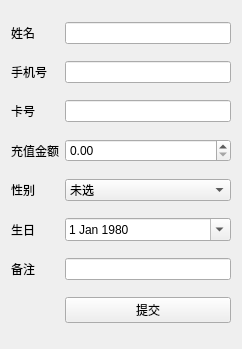
First picture: the form in ui/add_person_ui.ui, repository realjackwang/DataManager, before the edit.
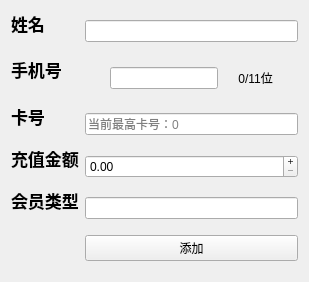
Second picture: the form after the edit. Icons and pictures are not drawn.

The edit to the form file:
```diff
--- a/ui/add_person_ui.ui
+++ b/ui/add_person_ui.ui
@@ -6,68 +6,59 @@
    <rect>
     <x>0</x>
     <y>0</y>
-    <width>242</width>
-    <height>349</height>
+    <width>309</width>
+    <height>282</height>
    </rect>
   </property>
   <property name="windowTitle">
    <string>添加会员</string>
   </property>
   <layout class="QGridLayout" name="gridLayout">
-   <item row="2" column="2">
-    <widget class="QLabel" name="label_8">
-     <property name="text">
-      <string>卡号</string>
+   <item row="3" column="3">
+    <widget class="QLineEdit" name="lineEdit_2">
+     <property name="placeholderText">
+      <string>当前最高卡号：0</string>
      </property>
     </widget>
    </item>
-   <item row="2" column="3">
-    <widget class="QLineEdit" name="lineEdit_2"/>
-   </item>
-   <item row="1" column="2">
-    <widget class="QLabel" name="label_7">
+   <item row="4" column="2">
+    <widget class="QLabel" name="label_3">
      <property name="text">
-      <string>手机号</string>
-     </property>
-    </widget>
-   </item>
-   <item row="0" column="2">
-    <widget class="QLabel" name="label">
-     <property name="text">
-      <string>姓名</string>
+      <string>&lt;html&gt;&lt;head/&gt;&lt;body&gt;&lt;p&gt;&lt;img src=&quot;:/main/充值.png&quot; width=&quot;30&quot; height=&quot;30&quot;/&gt;&lt;span style=&quot; font-size:20pt; font-weight:600; vertical-align:super;&quot;&gt;充值金额&lt;/span&gt;&lt;/p&gt;&lt;/body&gt;&lt;/html&gt;</string>
      </property>
     </widget>
    </item>
    <item row="5" column="2">
     <widget class="QLabel" name="label_2">
      <property name="text">
-      <string>生日</string>
+      <string>&lt;html&gt;&lt;head/&gt;&lt;body&gt;&lt;p&gt;&lt;img src=&quot;:/main/充值.png&quot; width=&quot;30&quot; height=&quot;30&quot;/&gt;&lt;span style=&quot; font-size:20pt; font-weight:600; vertical-align:super;&quot;&gt;会员类型&lt;/span&gt;&lt;/p&gt;&lt;/body&gt;&lt;/html&gt;</string>
      </property>
     </widget>
    </item>
-   <item row="4" column="2">
-    <widget class="QLabel" name="label_6">
-     <property name="text">
-      <string>性别</string>
-     </property>
-    </widget>
-   </item>
-   <item row="7" column="3">
+   <item row="6" column="3">
     <widget class="QPushButton" name="pushButton">
-     <property name="text">
-      <string>提交</string>
+     <property name="cursor">
+      <cursorShape>PointingHandCursor</cursorShape>
      </property>
-    </widget>
-   </item>
-   <item row="3" column="2">
-    <widget class="QLabel" name="label_3">
      <property name="text">
-      <string>充值金额</string>
+      <string>添加</string>
      </property>
     </widget>
    </item>
-   <item row="3" column="3">
+   <item row="4" column="3">
     <widget class="QDoubleSpinBox" name="doubleSpinBox">
+     <property name="cursor">
+      <cursorShape>IBeamCursor</cursorShape>
+     </property>
+     <property name="buttonSymbols">
+      <enum>QAbstractSpinBox::PlusMinus</enum>
+     </property>
+     <property name="prefix">
+      <string/>
+     </property>
+     <property name="minimum">
+      <double>0.000000000000000</double>
+     </property>
      <property name="maximum">
       <double>1000000000.000000000000000</double>
      </property>
@@ -76,67 +67,80 @@
      </property>
     </widget>
    </item>
-   <item row="6" column="2">
-    <widget class="QLabel" name="label_9">
+   <item row="0" column="2">
+    <widget class="QLabel" name="label">
      <property name="text">
-      <string>备注</string>
+      <string>&lt;html&gt;&lt;head/&gt;&lt;body&gt;&lt;p&gt;&lt;img src=&quot;:/main/姓名.png&quot; width=&quot;30&quot; height=&quot;30&quot;/&gt;&lt;span style=&quot; font-size:20pt; font-weight:600; vertical-align:super;&quot;&gt;姓名&lt;/span&gt;&lt;/p&gt;&lt;/body&gt;&lt;/html&gt;</string>
+     </property>
+    </widget>
+   </item>
+   <item row="5" column="3">
+    <widget class="QLineEdit" name="lineEdit_3">
+     <property name="text">
+      <string/>
+     </property>
+    </widget>
+   </item>
+   <item row="3" column="2">
+    <widget class="QLabel" name="label_8">
+     <property name="text">
+      <string>&lt;html&gt;&lt;head/&gt;&lt;body&gt;&lt;p&gt;&lt;img src=&quot;:/main/卡号.png&quot; width=&quot;30&quot; height=&quot;30&quot;/&gt;&lt;span style=&quot; font-size:20pt; font-weight:600; vertical-align:super;&quot;&gt;卡号&lt;/span&gt;&lt;/p&gt;&lt;/body&gt;&lt;/html&gt;</string>
      </property>
     </widget>
    </item>
    <item row="0" column="3">
     <widget class="QLineEdit" name="lineEdit"/>
    </item>
-   <item row="4" column="3">
-    <widget class="QComboBox" name="comboBox">
-     <item>
-      <property name="text">
-       <string>未选</string>
-      </property>
-     </item>
-     <item>
-      <property name="text">
-       <string>男</string>
-      </property>
-     </item>
-     <item>
-      <property name="text">
-       <string>女</string>
-      </property>
-     </item>
-    </widget>
-   </item>
-   <item row="5" column="3">
-    <widget class="QDateEdit" name="dateEdit">
-     <property name="dateTime">
-      <datetime>
-       <hour>0</hour>
-       <minute>0</minute>
-       <second>0</second>
-       <year>1980</year>
-       <month>1</month>
-       <day>1</day>
-      </datetime>
+   <item row="1" column="2">
+    <widget class="QLabel" name="label_7">
+     <property name="text">
+      <string>&lt;html&gt;&lt;head/&gt;&lt;body&gt;&lt;p&gt;&lt;img src=&quot;:/main/电话.png&quot; width=&quot;30&quot; height=&quot;30&quot;/&gt;&lt;span style=&quot; font-size:20pt; font-weight:600; vertical-align:super;&quot;&gt;手机号&lt;/span&gt;&lt;/p&gt;&lt;/body&gt;&lt;/html&gt;</string>
      </property>
-     <property name="minimumDateTime">
-      <datetime>
-       <hour>0</hour>
-       <minute>0</minute>
-       <second>0</second>
-       <year>1752</year>
-       <month>9</month>
-       <day>14</day>
-      </datetime>
-     </property>
-     <property name="calendarPopup">
-      <bool>true</bool>
-     </property>
     </widget>
    </item>
-   <item row="6" column="3">
-    <widget class="QLineEdit" name="lineEdit_3"/>
-   </item>
    <item row="1" column="3">
-    <widget class="QLineEdit" name="lineEdit_1"/>
+    <widget class="QWidget" name="horizontalWidget" native="true">
+     <property name="sizePolicy">
+      <sizepolicy hsizetype="Preferred" vsizetype="Fixed">
+       <horstretch>0</horstretch>
+       <verstretch>0</verstretch>
+      </sizepolicy>
+     </property>
+     <layout class="QHBoxLayout" name="horizontalLayout" stretch="1,0">
+      <property name="spacing">
+       <number>1</number>
+      </property>
+      <property name="sizeConstraint">
+       <enum>QLayout::SetDefaultConstraint</enum>
+      </property>
+      <item>
+       <widget class="QLineEdit" name="lineEdit_1">
+        <property name="sizePolicy">
+         <sizepolicy hsizetype="Maximum" vsizetype="Expanding">
+          <horstretch>0</horstretch>
+          <verstretch>0</verstretch>
+         </sizepolicy>
+        </property>
+        <property name="maxLength">
+         <number>11</number>
+        </property>
+       </widget>
+      </item>
+      <item>
+       <widget class="QLabel" name="label_4">
+        <property name="sizePolicy">
+         <sizepolicy hsizetype="Fixed" vsizetype="Fixed">
+          <horstretch>0</horstretch>
+          <verstretch>0</verstretch>
+         </sizepolicy>
+        </property>
+        <property name="text">
+         <string> 0/11位</string>
+        </property>
+       </widget>
+      </item>
+     </layout>
+    </widget>
    </item>
   </layout>
  </widget>
```
Left out of the diff: 9 changed lines with no effect on the pictures.
